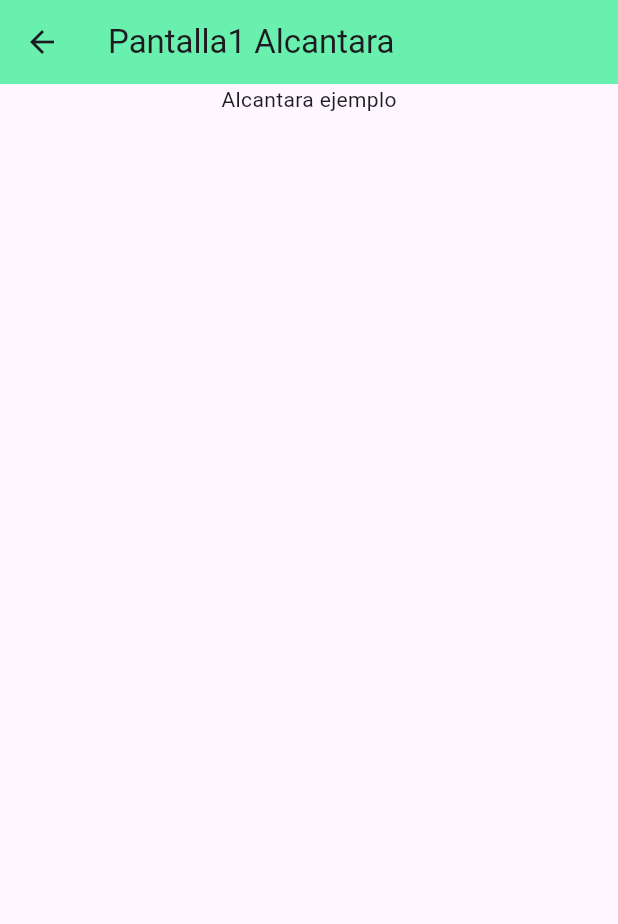
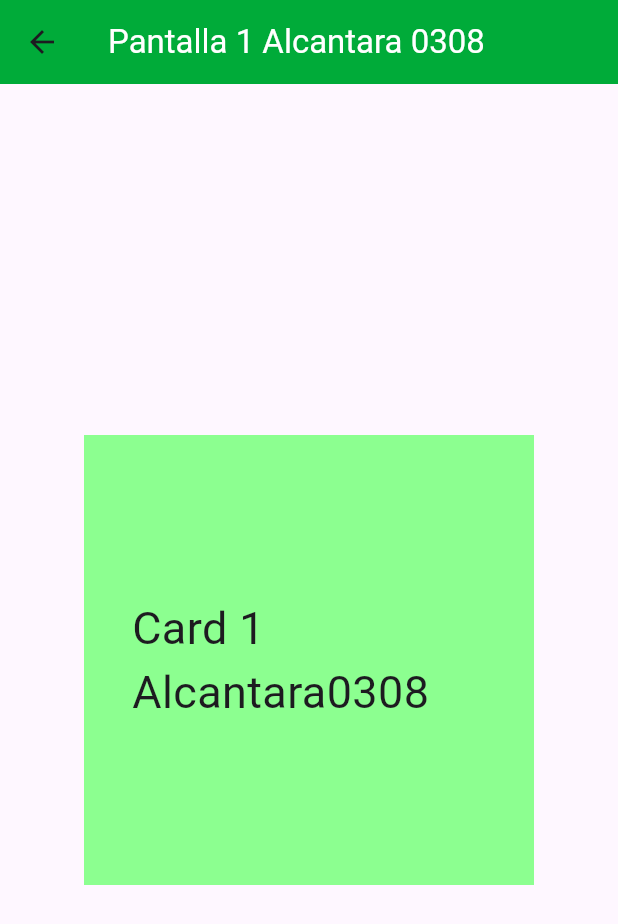
Before and after one commit to Chris12066/p15-RutasV2-0308, a Flutter app: the Pantalla1_0308 screen opened by its route, on a phone screen of 412 x 824 dp. Shown: the top 924 px of the screen. Run offline on Flutter 3.47's test engine with Material 3 defaults, Android fonts, the phone set to English and light mode, and no system bars.

```diff
--- a/lib/main.dart
+++ b/lib/main.dart
@@ -1,4 +1,5 @@
 import 'package:flutter/material.dart';
+import 'package:alcantara0308/pantalla3_0308.dart';
 import 'package:alcantara0308/pantalla2_0308.dart';
 import 'package:alcantara0308/pantalla1_0308.dart';
 import 'package:alcantara0308/pantallainicial_0308.dart';
@@ -17,6 +18,7 @@ class MiApp0308 extends StatelessWidget {
           '/': (context) => PantallaInicial_0308(),
           '/Pantalla1_0308': (context) => const Pantalla1_0308(),
           '/Pantalla2_0308': (context) => const Pantalla2_0308(),
+          '/Pantalla3_0308': (context) => const Pantalla3_0308(),
         } //rutas de paginas
         );
   } //fin widget
--- a/lib/pantalla1_0308.dart
+++ b/lib/pantalla1_0308.dart
@@ -8,16 +8,22 @@ class Pantalla1_0308 extends StatelessWidget {
   Widget build(BuildContext context) {
     return Scaffold(
       appBar: AppBar(
-        title: Text("Pantalla1 Alcantara"),
-        backgroundColor: Colors.greenAccent,
+        title: Text("Pantalla 1 Alcantara 0308",
+            style: TextStyle(color: Color(0xffffffff))),
+        backgroundColor: Color(0xff00ab39),
       ),
       body: Center(
-        child: Column(
-          children: [
-            Container(
-              child: Text("Alcantara ejemplo"),
-            )
-          ],
+        child: Container(
+          color: Color(0xff8cff90),
+          width: 300,
+          height: 300,
+          padding: EdgeInsets.all(32),
+          margin: EdgeInsets.symmetric(vertical: 16, horizontal: 32),
+          alignment: Alignment.center,
+          child: Text(
+            'Card 1 Alcantara0308',
+            style: TextStyle(fontSize: 30),
+          ),
         ),
       ),
     );
--- /dev/null
+++ b/lib/pantalla3_0308.dart
@@ -0,0 +1,33 @@
+//Pantalla3_0308
+import 'package:flutter/material.dart';
+import 'dart:math' as math;
+
+class Pantalla3_0308 extends StatelessWidget {
+  const Pantalla3_0308({Key? key}) : super(key: key);
+
+  @override
+  Widget build(BuildContext context) {
+    return Scaffold(
+      appBar: AppBar(
+        title: Text("Pantalla 3 Alcantara 0308",
+            style: TextStyle(color: Color(0xffffffff))),
+        backgroundColor: Color(0xffff0000),
+      ),
+      body: Center(
+        child: Container(
+          color: Color(0xffff4e4e),
+          width: 200,
+          height: 100,
+
+          //  for anti-clock wise use Matrix4.rotationZ(-(math.pi / 180) * 20),
+          transform: Matrix4.rotationZ((math.pi / 180) * 20),
+          //
+          child: Text(
+            'Card 3 Alcantara0308',
+            style: TextStyle(fontSize: 30, color: Colors.white),
+          ),
+        ),
+      ),
+    );
+  } //fin widget
+} //fin pantalla 1
--- a/lib/pantallainicial_0308.dart
+++ b/lib/pantallainicial_0308.dart
@@ -9,8 +9,8 @@ class PantallaInicial_0308 extends StatelessWidget {
   Widget build(BuildContext context) {
     return Scaffold(
       appBar: AppBar(
-        title: const Text('Pantalla Inicial Alcantara0308'),
-        backgroundColor: Colors.cyanAccent,
+        title: const Text('Pantalla inicial Alcantara0308'),
+        backgroundColor: Color(0xff8e8e8e),
       ),
       body: Center(
         child: Column(
@@ -20,13 +20,23 @@ class PantallaInicial_0308 extends StatelessWidget {
               onPressed: () {
                 Navigator.pushNamed(context, '/Pantalla1_0308');
               },
-              child: Text("Mover a pantalla 1"),
+              style: ElevatedButton.styleFrom(backgroundColor: Colors.green),
+              child: Text("Pantalla 1"),
             ),
             ElevatedButton(
               onPressed: () {
                 Navigator.pushNamed(context, '/Pantalla2_0308');
               },
-              child: Text("Mover a pantalla 2"),
+              style:
+                  ElevatedButton.styleFrom(backgroundColor: Colors.deepOrange),
+              child: Text("Pantalla 2"),
+            ),
+            ElevatedButton(
+              onPressed: () {
+                Navigator.pushNamed(context, '/Pantalla3_0308');
+              },
+              style: ElevatedButton.styleFrom(backgroundColor: Colors.red),
+              child: Text("Pantalla 3"),
             ),
           ],
         ),
```
Also changed, not shown: lib/pantalla2_0308.dart (+13 -8 lines).
